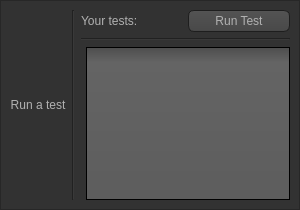
This is script/gui/test_run.ui in Nater0214/Py-Grader as Qt 5 draws it before an edit. The edited form follows.
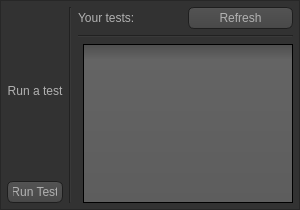
This is the edited form. Icons and pictures are not drawn.

What changed in the file:
```diff
--- a/script/gui/test_run.ui
+++ b/script/gui/test_run.ui
@@ -515,30 +515,18 @@
     <enum>QFrame::Raised</enum>
    </property>
    <layout class="QGridLayout" name="gridLayout">
-    <item row="0" column="2">
-     <widget class="QLabel" name="label">
-      <property name="text">
-       <string>Your tests:</string>
-      </property>
-     </widget>
-    </item>
-    <item row="0" column="1" rowspan="3">
-     <widget class="Line" name="line">
-      <property name="orientation">
-       <enum>Qt::Vertical</enum>
-      </property>
-     </widget>
-    </item>
-    <item row="0" column="3">
-     <widget class="QPushButton" name="test_run_button">
-      <property name="text">
-       <string>Run Test</string>
-      </property>
-     </widget>
-    </item>
-    <item row="2" column="2" colspan="2">
-     <widget class="QListWidget" name="tests_list"/>
-    </item>
+    <property name="leftMargin">
+     <number>6</number>
+    </property>
+    <property name="topMargin">
+     <number>6</number>
+    </property>
+    <property name="rightMargin">
+     <number>6</number>
+    </property>
+    <property name="bottomMargin">
+     <number>6</number>
+    </property>
     <item row="1" column="2" colspan="2">
      <widget class="Line" name="line_2">
       <property name="orientation">
@@ -556,6 +544,37 @@
       </property>
      </widget>
     </item>
+    <item row="0" column="2">
+     <widget class="QLabel" name="label">
+      <property name="text">
+       <string>Your tests:</string>
+      </property>
+     </widget>
+    </item>
+    <item row="3" column="0">
+     <widget class="QPushButton" name="test_run_button">
+      <property name="text">
+       <string>Run Test</string>
+      </property>
+     </widget>
+    </item>
+    <item row="0" column="1" rowspan="4">
+     <widget class="Line" name="line">
+      <property name="orientation">
+       <enum>Qt::Vertical</enum>
+      </property>
+     </widget>
+    </item>
+    <item row="2" column="2" rowspan="2" colspan="2">
+     <widget class="QListWidget" name="tests_list"/>
+    </item>
+    <item row="0" column="3">
+     <widget class="QPushButton" name="refresh_button">
+      <property name="text">
+       <string>Refresh</string>
+      </property>
+     </widget>
+    </item>
    </layout>
   </widget>
  </widget>
```
